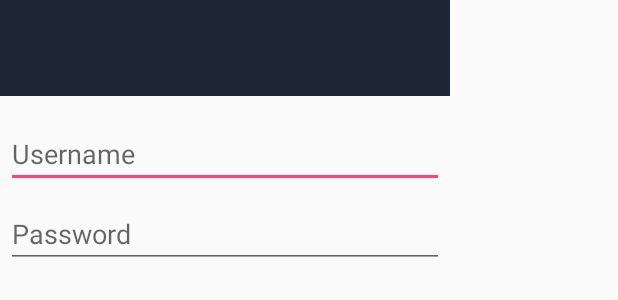
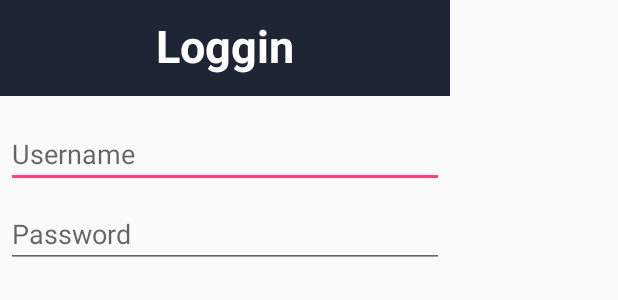
Before and after one commit to zander363/PrivateTheater, an Android app: the layout login_alertdialog.xml on its own in the app's theme, with its tools: preview values and no code run, on a phone screen of 412 x 824 dp. Shown: the top 300 px of the screen. Run offline under Robolectric (Android 15) with nearby library versions, the phone set to English and light mode, and no system bars.

Commit message:
add the overflow menu and alertdilog into main activity TODO : move alertdialog into independent class

```diff
--- a/app/src/main/AndroidManifest.xml
+++ b/app/src/main/AndroidManifest.xml
@@ -22,11 +22,13 @@
             </intent-filter>
         </activity>
         <activity android:name=".LoggingActivity" />
-        <activity android:name=".BookingActivity" />
+        <activity
+            android:name=".BookingActivity"
+            android:label="立即訂票" />
         <activity android:name=".RefundingActivity" />
         <activity android:name=".SearchingActivity" />
         <activity android:name=".SearchingTimeActivity" />
-        <activity android:name=".SearchingRatingActivity"></activity>
+        <activity android:name=".SearchingRatingActivity" />
     </application>
 
 </manifest>
--- a/app/src/main/res/layout/activity_booking.xml
+++ b/app/src/main/res/layout/activity_booking.xml
@@ -87,7 +87,7 @@
             android:id="@+id/numberText"
             android:layout_width="match_parent"
             android:layout_height="wrap_content"
-            android:text="Number(1~4)" />
+            android:text="(1~4)" />
 
         <EditText
             android:id="@+id/numberInput"
--- a/app/src/main/res/layout/login_alertdialog.xml
+++ b/app/src/main/res/layout/login_alertdialog.xml
@@ -1,13 +1,26 @@
 <LinearLayout xmlns:android="http://schemas.android.com/apk/res/android"
+    xmlns:tools="http://schemas.android.com/tools"
     android:orientation="vertical"
     android:layout_width="300dp"
     android:layout_height="wrap_content">
-    <ImageView
+
+    <TextView
+        android:id="@+id/loggin_title"
         android:layout_width="match_parent"
         android:layout_height="64dp"
+        android:background="#1e2535"
+        android:contentDescription="@string/app_name"
         android:scaleType="center"
-        android:background="#1e2535"
-        android:contentDescription="@string/app_name" />
+        android:text="Loggin"
+        android:lineSpacingMultiplier= "0"
+        android:lineSpacingExtra= "64dp"
+        android:paddingTop= "10dp"
+        android:textAlignment="center"
+        android:textAllCaps="false"
+        android:textAppearance="@style/TextAppearance.AppCompat.Caption"
+        android:textColor="@android:color/white"
+        android:textSize="30sp"
+        android:textStyle="bold" />
     <EditText
         android:id="@+id/username"
         android:inputType="textEmailAddress"
```
Also changed, not shown: app/src/main/java/com/mrb/test/ooad/MainActivity.java (+64 -1 lines), app/src/main/res/menu/main_menu.xml (added, +22 -0 lines).
